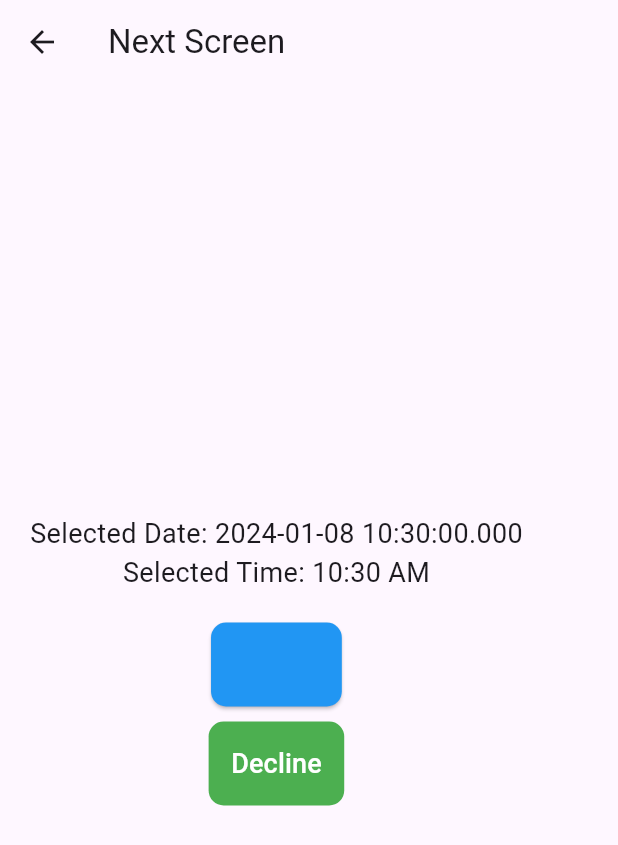
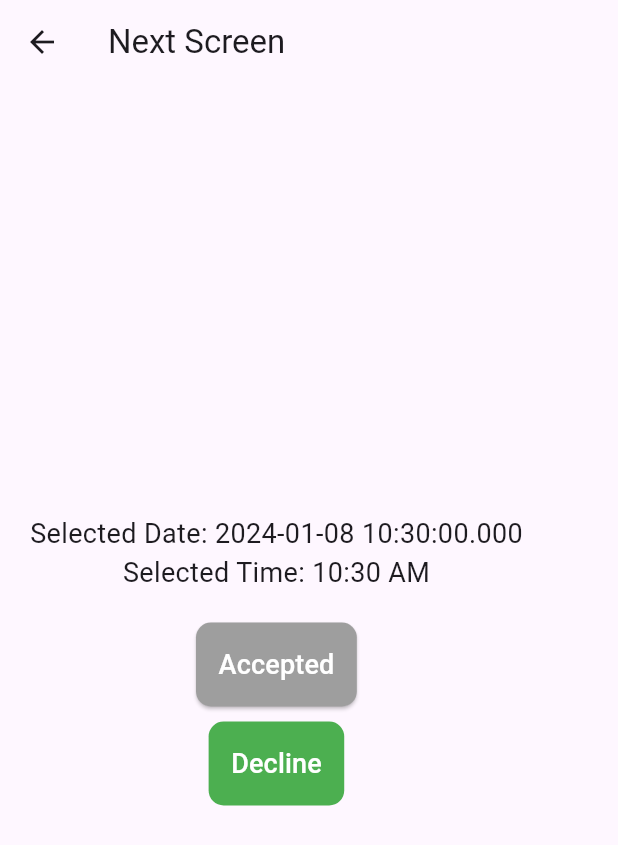
Before and after one commit to ChakaliMadhu6302769895/time_slots_new, a Flutter app: the NextScreen screen opened directly with empty values, after a tap on "Accept", on a phone screen of 412 x 824 dp. Shown: the top 845 px of the screen. Run offline on Flutter 3.47's test engine with Material 3 defaults, Android fonts, the phone set to English and light mode, and no system bars; our stand-ins replace cloud_firestore, firebase_core, shared_preferences; accounts and stored records are empty.

Commit message:
No changes

```diff
--- a/lib/screens/BookingProvider.dart
+++ b/lib/screens/BookingProvider.dart
@@ -1,3 +1,4 @@
+import 'package:cloud_firestore/cloud_firestore.dart';
 import 'package:flutter/material.dart';
 import 'package:provider/provider.dart';
 import 'package:shared_preferences/shared_preferences.dart';
@@ -5,6 +6,10 @@ import 'package:shared_preferences/shared_preferences.dart';
 import 'booking_details.dart';
 
 class BookingProvider with ChangeNotifier {
+
+  FirebaseFirestore firestore = FirebaseFirestore.instance;
+  String collectionPath = 'bookings';
+
   DateTime? selectedDate;
   TimeOfDay? selectedTime;
   Set<String> bookedSlots = {};
@@ -28,7 +33,9 @@ class BookingProvider with ChangeNotifier {
   void setDate(DateTime date) {
     selectedDate = date;
     notifyListeners();
+    updateFirebaseData();
   }
+
 
   void setTime(TimeOfDay time, bool isBooked) {
     final formattedTime = "${time.hour}:${time.minute}";
@@ -38,15 +45,14 @@ class BookingProvider with ChangeNotifier {
 
     if (isBooked) {
       bookedSlots.add(formattedDateTime);
-      isTimeSlotAccepted = true; // Set the flag to true when time slot is accepted
+      isTimeSlotAccepted = true;
     } else {
       bookedSlots.remove(formattedDateTime);
-      isTimeSlotAccepted = false; // Reset the flag when time slot is declined
+      isTimeSlotAccepted = false;
     }
-
-
     selectedTime = time;
     saveBookedSlots();
+    updateFirebaseData();
     notifyListeners();
   }
 
@@ -56,6 +62,17 @@ class BookingProvider with ChangeNotifier {
     selectedDate != null ? "${selectedDate!.year}-${selectedDate!.month}-${selectedDate!.day}-$formattedTime" : "";
     return bookedSlots.contains(formattedDateTime);
   }
+
+
+  Future<void> updateFirebaseData() async {
+    if (selectedDate != null) {
+      await firestore.collection(collectionPath).doc(selectedDate.toString()).set({
+        'date': selectedDate,
+        'bookedSlots': bookedSlots.toList(),
+      });
+    }
+  }
+
 
 }
 
@@ -147,8 +164,7 @@ class BookingWidget extends StatelessWidget {
                                 color: bookingProvider.selectedDate != null &&
                                         bookingProvider.bookedSlots
                                             .contains(formattedDateTime)
-                                    ? Colors
-                                        .grey // Indicator for booked time slot on the selected date
+                                    ? Colors.grey
                                     : Colors.lightGreen,
                                 borderRadius: BorderRadius.circular(8.0),
                               ),
@@ -162,7 +178,6 @@ class BookingWidget extends StatelessWidget {
                                             timeSlot, !isBooked);
                                       }
                                     : null,
-                                // Disable the button if selectedDate is null
                                 style: ElevatedButton.styleFrom(
                                   primary: Colors.transparent,
                                   shadowColor: Colors.transparent,
@@ -204,9 +219,16 @@ class BookingWidget extends StatelessWidget {
                   );
                 }
               },
+              style: ElevatedButton.styleFrom(
+                primary: Colors.cyan,
+                padding: EdgeInsets.all(15.0),
+                shape: RoundedRectangleBorder(
+                  borderRadius: BorderRadius.circular(10.0),
+                ),
+              ),
               child: Text(
                 "BOOK APPOINTMENT",
-                style: TextStyle(color: Colors.black, fontSize: 15),
+                style: TextStyle(color: Colors.white, fontSize: 15),
               ),
             ),
           ],
--- a/lib/screens/booking_details.dart
+++ b/lib/screens/booking_details.dart
@@ -1,13 +1,20 @@
 import 'package:flutter/material.dart';
 import 'package:provider/provider.dart';
-
 import 'BookingProvider.dart';
 
-class NextScreen extends StatelessWidget {
+class NextScreen extends StatefulWidget {
   final DateTime selectedDate;
   final TimeOfDay selectedTime;
 
   NextScreen({required this.selectedDate, required this.selectedTime});
+
+  @override
+  _NextScreenState createState() => _NextScreenState();
+}
+
+class _NextScreenState extends State<NextScreen> {
+  bool isAccepted = false;
+  bool isDeclined = false;
 
   @override
   Widget build(BuildContext context) {
@@ -23,59 +30,50 @@ class NextScreen extends StatelessWidget {
           mainAxisAlignment: MainAxisAlignment.center,
           children: [
             Text(
-              "Selected Date: ${selectedDate.toString()}",
+              "Selected Date: ${widget.selectedDate.toString()}",
               style: TextStyle(fontSize: 18),
             ),
             Text(
-              "Selected Time: ${selectedTime.format(context)}",
+              "Selected Time: ${widget.selectedTime.format(context)}",
               style: TextStyle(fontSize: 18),
             ),
             SizedBox(height: 20),
             ElevatedButton(
               onPressed: () {
-                bool isBooked = bookingProvider.isTimeSlotBooked(selectedTime);
-
-                if (!isBooked && !bookingProvider.isTimeSlotAccepted) {
-                  bookingProvider.setTime(selectedTime, true);
-                  // Set the flag to true when the time slot is accepted
-                  bookingProvider.isTimeSlotAccepted = true;
-                }
+                handleAccept(context, bookingProvider, widget.selectedTime);
+                setState(() {
+                  isAccepted = !isAccepted;
+                });
               },
-              // Disable the button if the time slot has been accepted
-              // This line ensures that the button won't be clickable if isTimeSlotAccepted is true
               style: ElevatedButton.styleFrom(
-                primary: bookingProvider.isTimeSlotAccepted ? Colors.grey : Colors.blue,
-                padding: EdgeInsets.all(15.0),
-                shape: RoundedRectangleBorder(
-                  borderRadius: BorderRadius.circular(10.0),
-                ),
-                // Add this line to disable the button if the time slot has been accepted
-                onPrimary: bookingProvider.isTimeSlotAccepted ? null : Colors.blue,
-              ),
-              child: Text(
-                "Accept",
-                style: TextStyle(fontSize: 18),
-              ),
-            ),
-            SizedBox(height: 10),
-            TextButton(
-              onPressed: () {
-                BookingProvider bookingProvider = Provider.of<BookingProvider>(context, listen: false);
-                bool isBooked = bookingProvider.isTimeSlotBooked(selectedTime);
-
-                if (isBooked) {
-                  bookingProvider.setTime(selectedTime, false);
-                }
-              },
-              style: TextButton.styleFrom(
-                backgroundColor: Colors.green,
+                primary: isAccepted ? Colors.grey : Colors.blue,
                 padding: EdgeInsets.all(15.0),
                 shape: RoundedRectangleBorder(
                   borderRadius: BorderRadius.circular(10.0),
                 ),
               ),
               child: Text(
-                "Decline",
+                isAccepted ? "Accepted" : "Accept",
+                style: TextStyle(fontSize: 18 , color: Colors.white),
+              ),
+            ),
+            SizedBox(height: 10),
+            TextButton(
+              onPressed: () {
+                handleDecline(context, bookingProvider, widget.selectedTime);
+                setState(() {
+                  isDeclined = !isDeclined;
+                });
+              },
+              style: TextButton.styleFrom(
+                backgroundColor: isDeclined ? Colors.red : Colors.green,
+                padding: EdgeInsets.all(15.0),
+                shape: RoundedRectangleBorder(
+                  borderRadius: BorderRadius.circular(10.0),
+                ),
+              ),
+              child: Text(
+                isDeclined ? "Declined" : "Decline",
                 style: TextStyle(fontSize: 18, color: Colors.white),
               ),
             ),
@@ -84,4 +82,24 @@ class NextScreen extends StatelessWidget {
       ),
     );
   }
+
+
+  void handleAccept(BuildContext context, BookingProvider bookingProvider, TimeOfDay selectedTime) {
+    bool isBooked = bookingProvider.isTimeSlotBooked(selectedTime);
+
+    if (!isBooked && !bookingProvider.isTimeSlotAccepted) {
+      bookingProvider.setTime(selectedTime, true);
+      bookingProvider.isTimeSlotAccepted = true;
+      bookingProvider.notifyListeners();
+    }
+  }
+
+  void handleDecline(BuildContext context, BookingProvider bookingProvider, TimeOfDay selectedTime) {
+    bool isBooked = bookingProvider.isTimeSlotBooked(selectedTime);
+
+    if (isBooked) {
+      bookingProvider.setTime(selectedTime, false);
+      bookingProvider.notifyListeners();
+    }
+  }
 }
--- a/pubspec.yaml
+++ b/pubspec.yaml
@@ -37,6 +37,9 @@ dependencies:
   cupertino_icons: ^1.0.6
   provider: ^6.1.1
   shared_preferences: ^2.2.2
+  cloud_firestore: ^4.14.0
+  firebase_core: ^2.24.2
+  firebase_auth: ^4.16.0
 
 
 dev_dependencies:
```
Also changed, not shown: lib/main.dart (+12 -1 lines), pubspec.lock, 3 other files.
